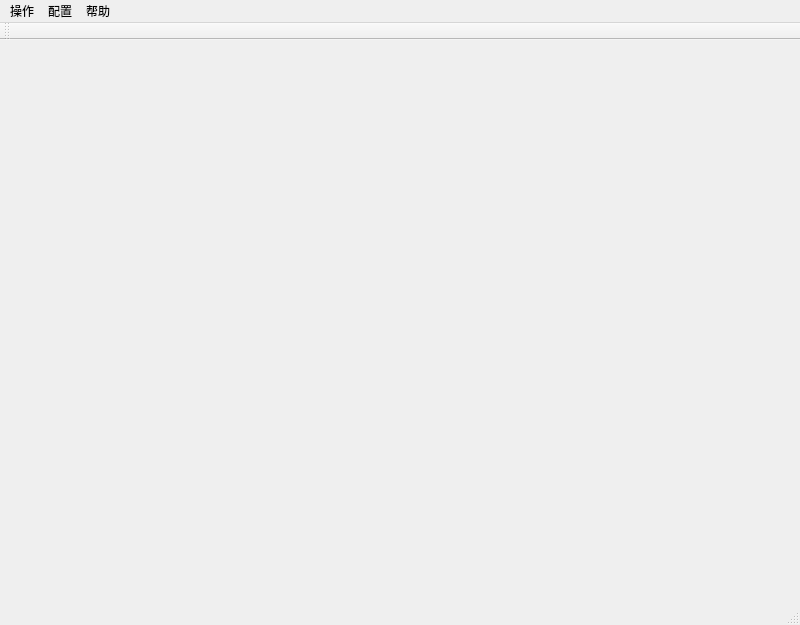
Above: BesDldMainWnd.ui from YeHwong/DldProductLineFor663 before the change. Below: the same form after it.
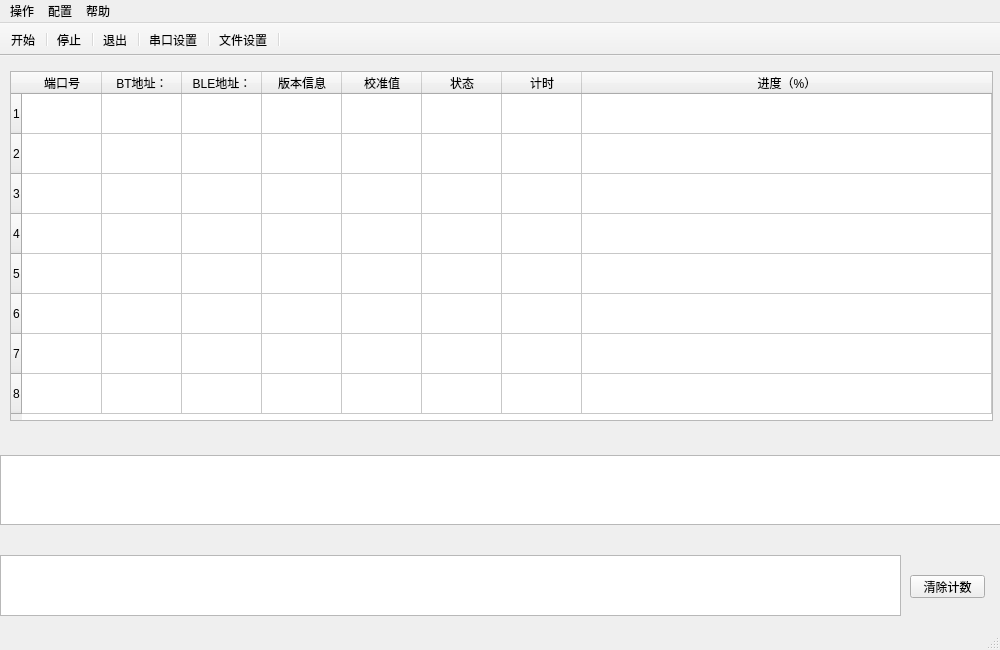
That is the form after the change. Icons and pictures are not drawn.

What changed in the file:
```diff
--- a/BesDldMainWnd.ui
+++ b/BesDldMainWnd.ui
@@ -5,39 +5,369 @@
   <property name="windowModality">
    <enum>Qt::WindowModal</enum>
   </property>
+  <property name="enabled">
+   <bool>true</bool>
+  </property>
   <property name="geometry">
    <rect>
     <x>0</x>
     <y>0</y>
-    <width>800</width>
-    <height>625</height>
+    <width>1000</width>
+    <height>650</height>
    </rect>
   </property>
+  <property name="sizePolicy">
+   <sizepolicy hsizetype="Fixed" vsizetype="Fixed">
+    <horstretch>0</horstretch>
+    <verstretch>0</verstretch>
+   </sizepolicy>
+  </property>
+  <property name="minimumSize">
+   <size>
+    <width>1000</width>
+    <height>650</height>
+   </size>
+  </property>
+  <property name="maximumSize">
+   <size>
+    <width>1000</width>
+    <height>650</height>
+   </size>
+  </property>
+  <property name="acceptDrops">
+   <bool>false</bool>
+  </property>
   <property name="windowTitle">
    <string>产线升级工具 for 663</string>
   </property>
+  <property name="windowIcon">
+   <iconset>
+    <normaloff>images/download.ico</normaloff>images/download.ico</iconset>
+  </property>
+  <property name="windowOpacity">
+   <double>0.000000000000000</double>
+  </property>
+  <property name="autoFillBackground">
+   <bool>true</bool>
+  </property>
   <property name="toolButtonStyle">
    <enum>Qt::ToolButtonIconOnly</enum>
   </property>
-  <widget class="QWidget" name="centralwidget"/>
+  <property name="dockOptions">
+   <set>QMainWindow::AllowTabbedDocks|QMainWindow::AnimatedDocks</set>
+  </property>
+  <property name="unifiedTitleAndToolBarOnMac">
+   <bool>false</bool>
+  </property>
+  <widget class="QWidget" name="centralwidget">
+   <property name="layoutDirection">
+    <enum>Qt::LeftToRight</enum>
+   </property>
+   <property name="autoFillBackground">
+    <bool>true</bool>
+   </property>
+   <property name="inputMethodHints">
+    <set>Qt::ImhNone</set>
+   </property>
+   <widget class="QWidget" name="verticalLayoutWidget">
+    <property name="geometry">
+     <rect>
+      <x>10</x>
+      <y>0</y>
+      <width>983</width>
+      <height>381</height>
+     </rect>
+    </property>
+    <layout class="QVBoxLayout" name="verticalLayout">
+     <property name="spacing">
+      <number>1</number>
+     </property>
+     <property name="leftMargin">
+      <number>0</number>
+     </property>
+     <property name="topMargin">
+      <number>0</number>
+     </property>
+     <property name="rightMargin">
+      <number>0</number>
+     </property>
+     <property name="bottomMargin">
+      <number>1</number>
+     </property>
+     <item>
+      <widget class="QTableWidget" name="tableWidget">
+       <property name="enabled">
+        <bool>true</bool>
+       </property>
+       <property name="sizePolicy">
+        <sizepolicy hsizetype="Fixed" vsizetype="Fixed">
+         <horstretch>0</horstretch>
+         <verstretch>0</verstretch>
+        </sizepolicy>
+       </property>
+       <property name="minimumSize">
+        <size>
+         <width>981</width>
+         <height>350</height>
+        </size>
+       </property>
+       <property name="maximumSize">
+        <size>
+         <width>1000</width>
+         <height>350</height>
+        </size>
+       </property>
+       <property name="sizeIncrement">
+        <size>
+         <width>0</width>
+         <height>0</height>
+        </size>
+       </property>
+       <property name="baseSize">
+        <size>
+         <width>0</width>
+         <height>0</height>
+        </size>
+       </property>
+       <property name="toolTipDuration">
+        <number>0</number>
+       </property>
+       <property name="autoFillBackground">
+        <bool>true</bool>
+       </property>
+       <property name="textElideMode">
+        <enum>Qt::ElideLeft</enum>
+       </property>
+       <property name="verticalScrollMode">
+        <enum>QAbstractItemView::ScrollPerItem</enum>
+       </property>
+       <property name="horizontalScrollMode">
+        <enum>QAbstractItemView::ScrollPerItem</enum>
+       </property>
+       <property name="gridStyle">
+        <enum>Qt::SolidLine</enum>
+       </property>
+       <attribute name="horizontalHeaderCascadingSectionResizes">
+        <bool>false</bool>
+       </attribute>
+       <attribute name="horizontalHeaderMinimumSectionSize">
+        <number>50</number>
+       </attribute>
+       <attribute name="horizontalHeaderDefaultSectionSize">
+        <number>80</number>
+       </attribute>
+       <attribute name="horizontalHeaderHighlightSections">
+        <bool>false</bool>
+       </attribute>
+       <attribute name="horizontalHeaderShowSortIndicator" stdset="0">
+        <bool>false</bool>
+       </attribute>
+       <attribute name="horizontalHeaderStretchLastSection">
+        <bool>true</bool>
+       </attribute>
+       <attribute name="verticalHeaderDefaultSectionSize">
+        <number>40</number>
+       </attribute>
+       <attribute name="verticalHeaderStretchLastSection">
+        <bool>false</bool>
+       </attribute>
+       <row>
+        <property name="text">
+         <string>1</string>
+        </property>
+       </row>
+       <row>
+        <property name="text">
+         <string>2</string>
+        </property>
+       </row>
+       <row>
+        <property name="text">
+         <string>3</string>
+        </property>
+       </row>
+       <row>
+        <property name="text">
+         <string>4</string>
+        </property>
+       </row>
+       <row>
+        <property name="text">
+         <string>5</string>
+        </property>
+       </row>
+       <row>
+        <property name="text">
+         <string>6</string>
+        </property>
+       </row>
+       <row>
+        <property name="text">
+         <string>7</string>
+        </property>
+       </row>
+       <row>
+        <property name="text">
+         <string>8</string>
+        </property>
+       </row>
+       <column>
+        <property name="text">
+         <string>端口号</string>
+        </property>
+       </column>
+       <column>
+        <property name="text">
+         <string>BT地址：</string>
+        </property>
+       </column>
+       <column>
+        <property name="text">
+         <string>BLE地址：</string>
+        </property>
+       </column>
+       <column>
+        <property name="text">
+         <string>版本信息</string>
+        </property>
+       </column>
+       <column>
+        <property name="text">
+         <string>校准值</string>
+        </property>
+       </column>
+       <column>
+        <property name="text">
+         <string>状态</string>
+        </property>
+       </column>
+       <column>
+        <property name="text">
+         <string>计时</string>
+        </property>
+       </column>
+       <column>
+        <property name="text">
+         <string>进度（%）</string>
+        </property>
+       </column>
+      </widget>
+     </item>
+    </layout>
+   </widget>
+   <widget class="QDockWidget" name="dockWidget_1">
+    <property name="enabled">
+     <bool>true</bool>
+    </property>
+    <property name="geometry">
+     <rect>
+      <x>0</x>
+      <y>380</y>
+      <width>1001</width>
+      <height>100</height>
+     </rect>
+    </property>
+    <property name="minimumSize">
+     <size>
+      <width>40</width>
+      <height>38</height>
+     </size>
+    </property>
+    <property name="maximumSize">
+     <size>
+      <width>524287</width>
+      <height>100</height>
+     </size>
+    </property>
+    <property name="features">
+     <set>QDockWidget::NoDockWidgetFeatures</set>
+    </property>
+    <widget class="QWidget" name="dockWidgetContents_5">
+     <widget class="QTextBrowser" name="textBrowser">
+      <property name="geometry">
+       <rect>
+        <x>0</x>
+        <y>0</y>
+        <width>1001</width>
+        <height>70</height>
+       </rect>
+      </property>
+      <property name="minimumSize">
+       <size>
+        <width>0</width>
+        <height>70</height>
+       </size>
+      </property>
+     </widget>
+    </widget>
+   </widget>
+   <widget class="QDockWidget" name="dockWidget_5">
+    <property name="enabled">
+     <bool>true</bool>
+    </property>
+    <property name="geometry">
+     <rect>
+      <x>0</x>
+      <y>480</y>
+      <width>1001</width>
+      <height>91</height>
+     </rect>
+    </property>
+    <property name="minimumSize">
+     <size>
+      <width>40</width>
+      <height>38</height>
+     </size>
+    </property>
+    <property name="maximumSize">
+     <size>
+      <width>524287</width>
+      <height>100</height>
+     </size>
+    </property>
+    <property name="features">
+     <set>QDockWidget::NoDockWidgetFeatures</set>
+    </property>
+    <widget class="QWidget" name="dockWidgetContents_6">
+     <widget class="QTextBrowser" name="textBrowser_2">
+      <property name="geometry">
+       <rect>
+        <x>0</x>
+        <y>0</y>
+        <width>901</width>
+        <height>61</height>
+       </rect>
+      </property>
+      <property name="minimumSize">
+       <size>
+        <width>0</width>
+        <height>50</height>
+       </size>
+      </property>
+     </widget>
+     <widget class="QPushButton" name="pushButton">
+      <property name="geometry">
+       <rect>
+        <x>910</x>
+        <y>20</y>
+        <width>75</width>
+        <height>23</height>
+       </rect>
+      </property>
+      <property name="text">
+       <string>清除计数</string>
+      </property>
+     </widget>
+    </widget>
+   </widget>
+  </widget>
   <widget class="QStatusBar" name="statusbar"/>
-  <widget class="QToolBar" name="toolBar">
-   <property name="windowTitle">
-    <string>toolBar</string>
-   </property>
-   <attribute name="toolBarArea">
-    <enum>TopToolBarArea</enum>
-   </attribute>
-   <attribute name="toolBarBreak">
-    <bool>false</bool>
-   </attribute>
-  </widget>
   <widget class="QMenuBar" name="menuBar">
    <property name="geometry">
     <rect>
      <x>0</x>
      <y>0</y>
-     <width>800</width>
+     <width>1000</width>
      <height>23</height>
     </rect>
    </property>
@@ -60,6 +390,136 @@
    <addaction name="menu_2"/>
    <addaction name="menu_3"/>
   </widget>
+  <widget class="QToolBar" name="toolBar">
+   <property name="windowTitle">
+    <string>toolBar</string>
+   </property>
+   <property name="movable">
+    <bool>false</bool>
+   </property>
+   <attribute name="toolBarArea">
+    <enum>TopToolBarArea</enum>
+   </attribute>
+   <attribute name="toolBarBreak">
+    <bool>false</bool>
+   </attribute>
+   <addaction name="actionStart"/>
+   <addaction name="separator"/>
+   <addaction name="actionStop"/>
+   <addaction name="separator"/>
+   <addaction name="actionQuit"/>
+   <addaction name="separator"/>
+   <addaction name="actionSetup"/>
+   <addaction name="separator"/>
+   <addaction name="actionFileSet"/>
+   <addaction name="separator"/>
+  </widget>
+  <action name="actionStart">
+   <property name="checkable">
+    <bool>true</bool>
+   </property>
+   <property name="icon">
+    <iconset>
+     <normaloff>images/start.png</normaloff>images/start.png</iconset>
+   </property>
+   <property name="text">
+    <string>开始</string>
+   </property>
+   <property name="toolTip">
+    <string>开始</string>
+   </property>
+  </action>
+  <action name="actionStop">
+   <property name="checkable">
+    <bool>true</bool>
+   </property>
+   <property name="icon">
+    <iconset>
+     <normaloff>images/stop.png</normaloff>images/stop.png</iconset>
+   </property>
+   <property name="text">
+    <string>停止</string>
+   </property>
+   <property name="toolTip">
+    <string>停止</string>
+   </property>
+  </action>
+  <action name="actionQuit">
+   <property name="checkable">
+    <bool>true</bool>
+   </property>
+   <property name="icon">
+    <iconset>
+     <normaloff>images/quit.png</normaloff>images/quit.png</iconset>
+   </property>
+   <property name="text">
+    <string>退出</string>
+   </property>
+   <property name="toolTip">
+    <string>退出</string>
+   </property>
+  </action>
+  <action name="actionSetup">
+   <property name="checkable">
+    <bool>true</bool>
+   </property>
+   <property name="icon">
+    <iconset>
+     <normaloff>images/fileset.png</normaloff>images/fileset.png</iconset>
+   </property>
+   <property name="text">
+    <string>串口设置</string>
+   </property>
+   <property name="toolTip">
+    <string>串口设置</string>
+   </property>
+  </action>
+  <action name="actionFileSet">
+   <property name="checkable">
+    <bool>true</bool>
+   </property>
+   <property name="icon">
+    <iconset>
+     <normaloff>images/setup.png</normaloff>images/setup.png</iconset>
+   </property>
+   <property name="text">
+    <string>文件设置</string>
+   </property>
+   <property name="toolTip">
+    <string>文件设置</string>
+   </property>
+  </action>
+  <action name="actionHelp">
+   <property name="icon">
+    <iconset>
+     <normaloff>images/help.png</normaloff>images/help.png</iconset>
+   </property>
+   <property name="text">
+    <string>用户手册</string>
+   </property>
+   <property name="toolTip">
+    <string>用户手册</string>
+   </property>
+  </action>
+  <action name="actionAbout">
+   <property name="checkable">
+    <bool>true</bool>
+   </property>
+   <property name="icon">
+    <iconset>
+     <normaloff>images/about.png</normaloff>images/about.png</iconset>
+   </property>
+   <property name="text">
+    <string>关于</string>
+   </property>
+   <property name="toolTip">
+    <string>关于</string>
+   </property>
+  </action>
+  <zorder>dockWidget_3</zorder>
+  <zorder>dockWidget</zorder>
+  <zorder>dockWidget_2</zorder>
+  <zorder>dockWidget_4</zorder>
  </widget>
  <resources/>
  <connections/>
```
Left out of the diff: 7 changed lines with no effect on the pictures.
